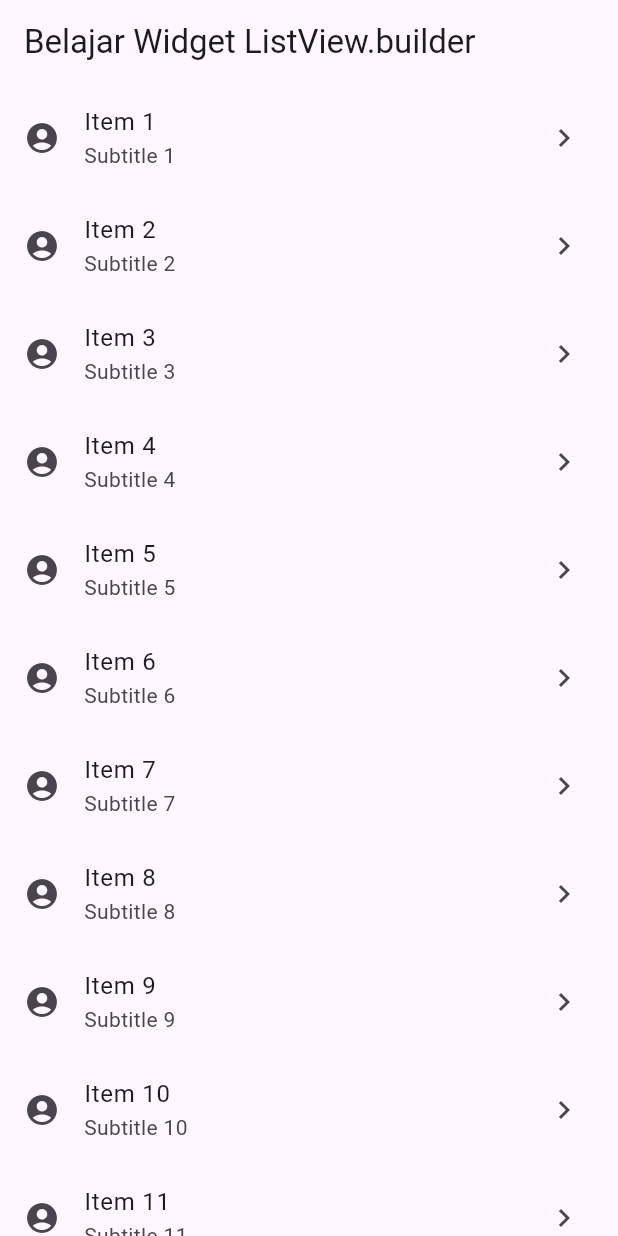
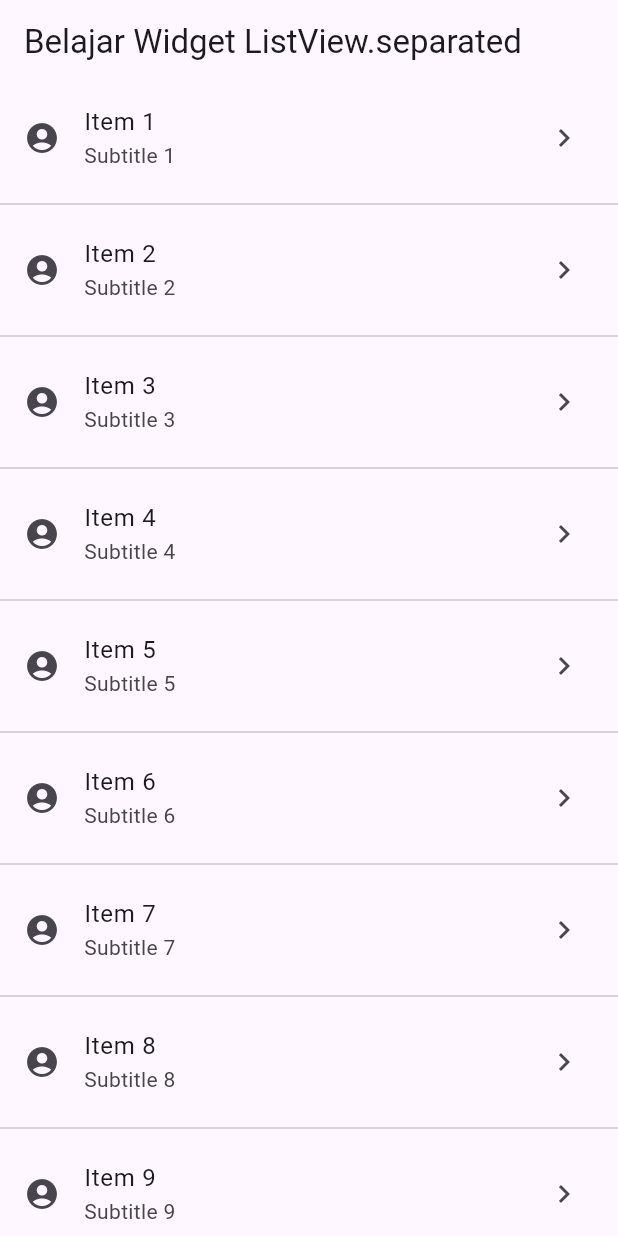
Before and after one commit to fauzan2720/learn-widget-flutter, a Flutter app: the screen it shows after launch, on a phone screen of 412 x 824 dp. Run offline on Flutter 3.47's test engine with Material 3 defaults, Android fonts, the phone set to English and light mode, and no system bars.

Commit message:
widget listview separated

```diff
--- a/lib/day1/multi-widget/listview_separated.dart
+++ b/lib/day1/multi-widget/listview_separated.dart
@@ -0,0 +1,36 @@
+import 'package:flutter/material.dart';
+
+class ListViewSeparatedWidget extends StatelessWidget {
+  const ListViewSeparatedWidget({super.key});
+
+  @override
+  Widget build(BuildContext context) {
+    return Scaffold(
+      appBar: AppBar(
+        title: const Text('Belajar Widget ListView.separated'),
+      ),
+      body: ListView.separated(
+        /**
+         * ListView.builder = Widget untuk menampilkan daftar item secara dinamis
+         * itemCount = jumlah total item dalam daftar
+         * itemBuilder = builder function untuk membuat setiap item dalam daftar
+         * separatorBuilder = builder function untuk membuat setiap pemisah antara item dalam daftar
+         */
+        itemCount: 15,
+        separatorBuilder: (context, index) => const Divider(),
+        itemBuilder: (BuildContext context, int index) {
+          final item = index + 1;
+          return ListTile(
+            title: Text('Item $item'),
+            subtitle: Text('Subtitle $item'),
+            leading: const Icon(Icons.account_circle),
+            trailing: const Icon(Icons.chevron_right),
+            onTap: () {
+              debugPrint('item $item selected');
+            },
+          );
+        },
+      ),
+    );
+  }
+}
--- a/lib/main.dart
+++ b/lib/main.dart
@@ -1,5 +1,5 @@
 import 'package:flutter/material.dart';
-import 'package:learn_flutter/day1/multi-widget/listview_builder.dart';
+import 'package:learn_flutter/day1/multi-widget/listview_separated.dart';
 
 void main() {
   runApp(const MyApp());
@@ -16,7 +16,7 @@ class MyApp extends StatelessWidget {
         colorScheme: ColorScheme.fromSeed(seedColor: Colors.deepPurple),
         useMaterial3: true,
       ),
-      home: const ListViewBuilderWidget(),
+      home: const ListViewSeparatedWidget(),
     );
   }
 }
```
